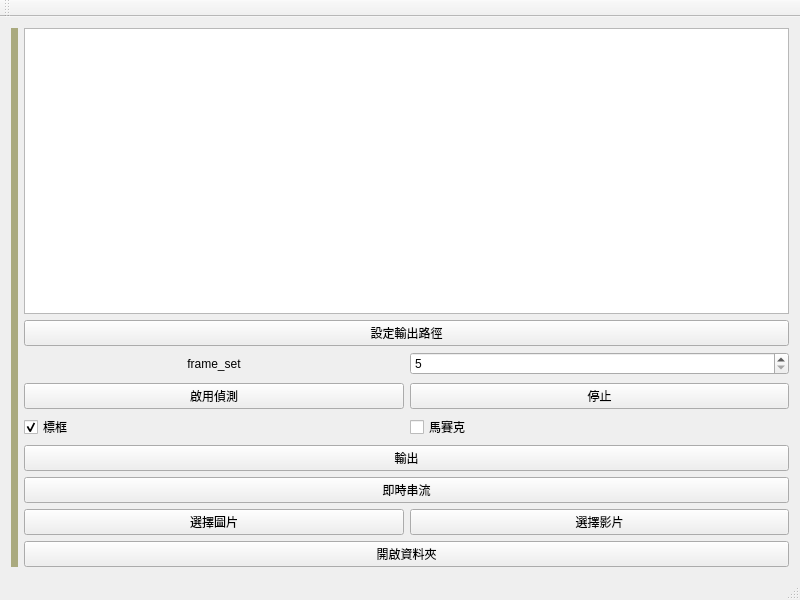
Old version of the form code/Qt_yolo_1/Qt_yolo_1.ui in the repository Acker404/yolo11_test.
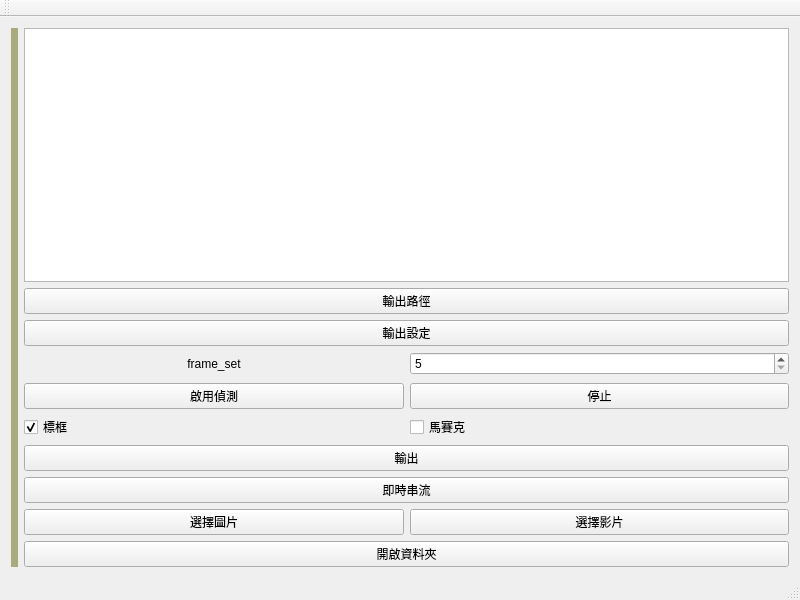
New version of the form.

Commit message: add export setting

Diff of the .ui file:
```diff
--- a/code/Qt_yolo_1/Qt_yolo_1.ui
+++ b/code/Qt_yolo_1/Qt_yolo_1.ui
@@ -63,8 +63,18 @@
       </item>
       <item>
        <widget class="QPushButton" name="Button_exportPath">
+        <property name="enabled">
+         <bool>true</bool>
+        </property>
         <property name="text">
-         <string>設定輸出路徑</string>
+         <string>輸出路徑</string>
+        </property>
+       </widget>
+      </item>
+      <item>
+       <widget class="QPushButton" name="Button_exportSet">
+        <property name="text">
+         <string>輸出設定</string>
         </property>
        </widget>
       </item>
```
The commit also changes 3 other files.
